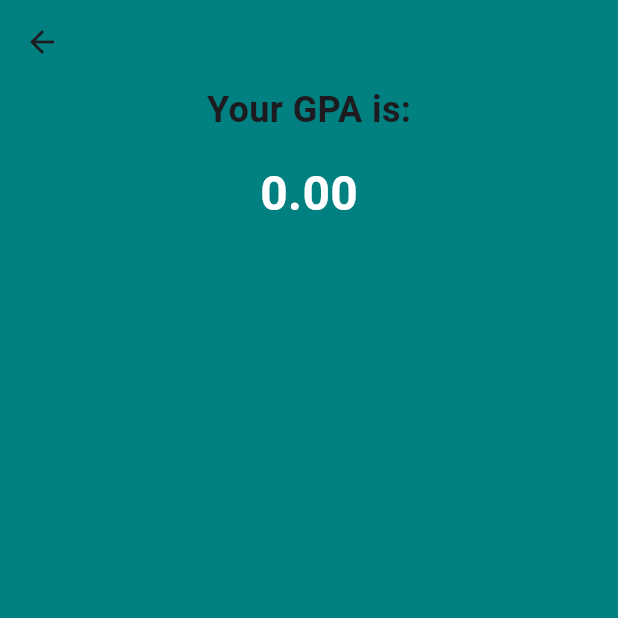
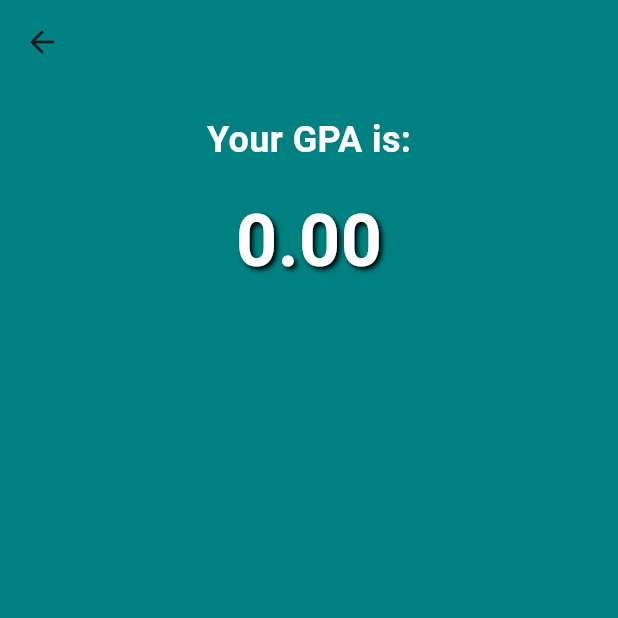
Before and after one commit to osamajaved07/GPA-Calculator, a Flutter app: the screen it shows after launch, after a tap on "Calculate", on a phone screen of 412 x 824 dp, the top half of it. Run offline on Flutter 3.47's test engine with Material 3 defaults, Android fonts, the phone set to English and light mode, and no system bars; our stand-ins replace multi_dropdown.

Commit message:
This is Updated changes

```diff
--- a/lib/choice_screen.dart
+++ b/lib/choice_screen.dart
@@ -1,7 +1,9 @@
-// ignore_for_file: avoid_function_literals_in_foreach_calls, use_key_in_widget_constructors, prefer_const_constructors, prefer_const_literals_to_create_immutables
+// ignore_for_file: avoid_function_literals_in_foreach_calls, use_key_in_widget_constructors, prefer_const_constructors, prefer_const_literals_to_create_immutables, prefer_final_fields, unused_field
 
 import 'package:flutter/material.dart';
+
 import 'package:gpa_calculator/gpa_show_screen.dart';
+
 import 'package:multi_dropdown/multiselect_dropdown.dart';
 
 class Homescreen extends StatefulWidget {
@@ -12,198 +14,424 @@ class Homescreen extends StatefulWidget {
 }
 
 class _HomescreenState extends State<Homescreen> {
+
   int? selectedOption;
+
   List<TextEditingController> controllers = [];
+
+
   int? numFieldsToFill;
 
+  Color _inputTextColor = Colors.white;
+
   @override
+
   void initState() {
+
     super.initState();
+
     controllers = List.generate(6, (index) => TextEditingController());
+
   }
 
   @override
+
   void dispose() {
+
     controllers.forEach((controller) => controller.dispose());
+
     super.dispose();
   }
 
+
+
   double gpaCalc() {
+
     double totalGrade = 0.0;
+
     int totalCredits = 0;
+
     bool allFieldsFilled = true;
 
+
     if (numFieldsToFill != null) {
+
       for (int i = 0; i < numFieldsToFill!; i++) {
+
         String textGrade = controllers[i].text.trim();
+
         if (textGrade.isEmpty) {
+
           allFieldsFilled = false;
+
           break;
+
         }
+
         double grade = double.parse(textGrade);
+
         totalCredits++;
 
+
+
         if (grade >= 90) {
+
           totalGrade += 4.0;
+
         } else if (grade >= 85 && grade <= 89) {
+
           totalGrade += 4.0;
+
         } else if (grade >= 80 && grade <= 84) {
+
           totalGrade += 3.8;
+
         } else if (grade >= 75 && grade <= 79) {
+
           totalGrade += 3.4;
+
         } else if (grade >= 71 && grade <= 74) {
           totalGrade += 3.0;
+
         } else if (grade >= 68 && grade <= 70) {
+
           totalGrade += 2.8;
+
         } else if (grade >= 64 && grade <= 67) {
+
           totalGrade += 2.4;
+
         } else if (grade >= 61 && grade <= 63) {
+
           totalGrade += 2.0;
+
         } else if (grade >= 57 && grade <= 60) {
+
           totalGrade += 1.8;
+
         } else if (grade >= 53 && grade <= 56) {
+
           totalGrade += 1.4;
+
         } else if (grade >= 50 && grade <= 52) {
+
           totalGrade += 1.0;
+
         } else if (grade < 50) {
+
           totalGrade += 0.0;
+
         }
       }
 
+
       if (allFieldsFilled) {
         // Calculate the average GPA
+
         double averageGPA = totalGrade / totalCredits;
+
         return averageGPA;
+
       } else {
+
         return 1000.0; // Indicate an error
+
       }
+
     }
+
     return 0.0; // Default value
+
   }
 
+
   void _showDialog() {
+
     showDialog(
+
       context: context,
+
       builder: (BuildContext context) {
+
         return AlertDialog(
+
+          backgroundColor: Color.fromARGB(255, 182, 245, 245),
+
           title: Text("Alert"),
-          content: Text('Please fill all fields'),
+
+          content: Text('Please fill all fields', style: TextStyle(
+
+            color: Color.fromARGB (255, 54, 69, 79)
+
+          ),),
+
           actions: [
             TextButton(
+
               onPressed: () {
+
                 Navigator.of(context).pop();
+
               },
+
               child: Text("OK"),
+
             ),
+
           ],
+
         );
+
       },
     );
+
   }
 
+
+
   void _refreshTextFields() {
+
     for (final controller in controllers) {
+
       controller.clear();
+
     }
+
   }
 
+
   @override
+
   Widget build(BuildContext context) {
+
     return Scaffold(
+
       backgroundColor: Color.fromARGB(255, 0, 128, 128),
+
       appBar: AppBar(
+
         backgroundColor: Color.fromARGB(255, 0, 128, 128),
         title: Text(
+
           "GPA Calculator",
+
           style: TextStyle(
+
             fontWeight: FontWeight.bold,
+
             color: Color.fromARGB(255, 254, 255, 255),
+
           ),
+
         ),
+
         actions: [
+
           IconButton(
+
             onPressed: _refreshTextFields,
-            icon: Icon(Icons.refresh),
+
+            icon: Icon(Icons.refresh,color: Colors.white,),
+
           ),
+
         ],
+
         centerTitle: true,
+
       ),
+
       body: Padding(
+
         padding: EdgeInsets.all(16),
+
         child: SingleChildScrollView(
+
           child: Column(
+
             children: [
+
               MultiSelectDropDown(
+
                 onOptionSelected: (List<ValueItem> selectedOptions) {
+
                   setState(() {
+
                     selectedOption = selectedOptions.isNotEmpty
+
                         ? selectedOptions.first.value as int
+
                         : null;
+
                     numFieldsToFill = selectedOption;
+
                   });
+
                 },
+
                 options: [
+
                   ValueItem(label: '4', value: 4),
+
                   ValueItem(label: '5', value: 5),
+
                   ValueItem(label: '6', value: 6),
+
                 ],
+
                 selectionType: SelectionType.single,
+
                 chipConfig: const ChipConfig(wrapType: WrapType.wrap),
+
                 dropdownHeight: 150,
+
                 optionTextStyle: const TextStyle(fontSize: 16),
+
                 selectedOptionIcon: const Icon(Icons.check_circle),
+
                 hint: "Choose number of courses",
+
               ),
+
               if (selectedOption != null)
+
                 ...List.generate(
+
                   selectedOption!,
+
                   (index) => Padding(
+
                     padding: const EdgeInsets.only(top: 28.0),
+
+
+
+
+
+
+
                     child: TextField(
+
+
+                     onChanged: (value) {
+
+                // Example: Change text color based on input length
+
+                setState(() {
+
+                  if (value.length > 2) {
+
+                    _inputTextColor = Colors.red;
+
+                  } else {
+
+                    _inputTextColor = Colors.white;
+
+                  }
+
+                });
+
+              },
+
+
+
+              style: TextStyle(color: _inputTextColor),
+
+
+
                       controller: controllers[index],
+
                       keyboardType: TextInputType.number,
+
                       cursorColor: Colors.white,
+
                       decoration: InputDecoration(
+
+
+
                         labelStyle: TextStyle(color: Colors.white),
+
                         labelText: 'Course ${index + 1}',
+
                         border: OutlineInputBorder(
+
                             borderSide: BorderSide(color: Colors.white)),
+
                         focusedBorder: OutlineInputBorder(
-                          borderSide: BorderSide(color: Colors.white, width: 2),
+
+                          borderSide: BorderSide(color: Color.fromARGB(255, 227, 227, 227), width: 4),
+
                         ),
+
                         enabledBorder: OutlineInputBorder(
+
                             borderSide: BorderSide(color: Colors.white)),
+
                       ),
+
                     ),
+
                   ),
+
                 ),
+
               SizedBox(height: 22),
+
               ElevatedButton(
+
                 style: ButtonStyle(
+
                   backgroundColor: MaterialStateProperty.all(
+
                       Color.fromARGB(255, 54, 69, 79)),
+
                 ),
+
                 onPressed: () {
+
                   double calculatedGPA = gpaCalc();
+
                   if (calculatedGPA != 1000.0) {
+
                     Navigator.push(
+
                       context,
+
                       MaterialPageRoute(
+
                           builder: (context) => GPA_Show_Screen(gpa: calculatedGPA)),
+
                     );
+
                   } else {
+
                     _showDialog();
+
                   }
+
                 },
+
                 child: Text(
+
                   "Calculate",
-                  style: TextStyle(color: Colors.white),
+
+                  style: TextStyle(color: Colors.white,
+
+                  fontSize: 16),
+
+
+
                 ),
+
               ),
+
             ],
+
           ),
+
         ),
+
       ),
+
     );
   }
 }
--- a/lib/gpa_show_screen.dart
+++ b/lib/gpa_show_screen.dart
@@ -1,7 +1,6 @@
-// ignore_for_file: camel_case_types, prefer_const_constructors
+// ignore_for_file: camel_case_types, prefer_const_constructors, prefer_const_literals_to_create_immutables
 
 import 'package:flutter/material.dart';
-
 
 class GPA_Show_Screen extends StatelessWidget {
   final double gpa;
@@ -16,17 +15,34 @@ class GPA_Show_Screen extends StatelessWidget {
         backgroundColor: Color.fromARGB(255, 0, 128, 128),
       ),
       body: Center(
+
         child: Column(
 
+          // mainAxisAlignment: MainAxisAlignment.center,
           children: [
+            SizedBox(height: 20,),
+
+
             Text(
               'Your GPA is:',
-              style: TextStyle(fontSize: 24, fontWeight: FontWeight.bold),
+              style: TextStyle(fontSize: 24, fontWeight: FontWeight.bold, color: Colors.white),
             ),
             SizedBox(height: 16),
             Text(
               gpa.toStringAsFixed(2), // Format GPA to display only two decimal places
-              style: TextStyle(fontSize: 32, fontWeight: FontWeight.bold, color: Color.fromARGB(255, 255, 255, 255)),
+              style: TextStyle(
+                fontSize: 48,
+                fontWeight: FontWeight.bold,
+                color: Colors.white,
+                fontFamily: 'Roboto', // Example font family
+                shadows: [
+                  Shadow(
+                    color: Colors.black,
+                    blurRadius: 4,
+                    offset: Offset(2, 2),
+                  ),
+                ],
+              ),
             ),
           ],
         ),
```
